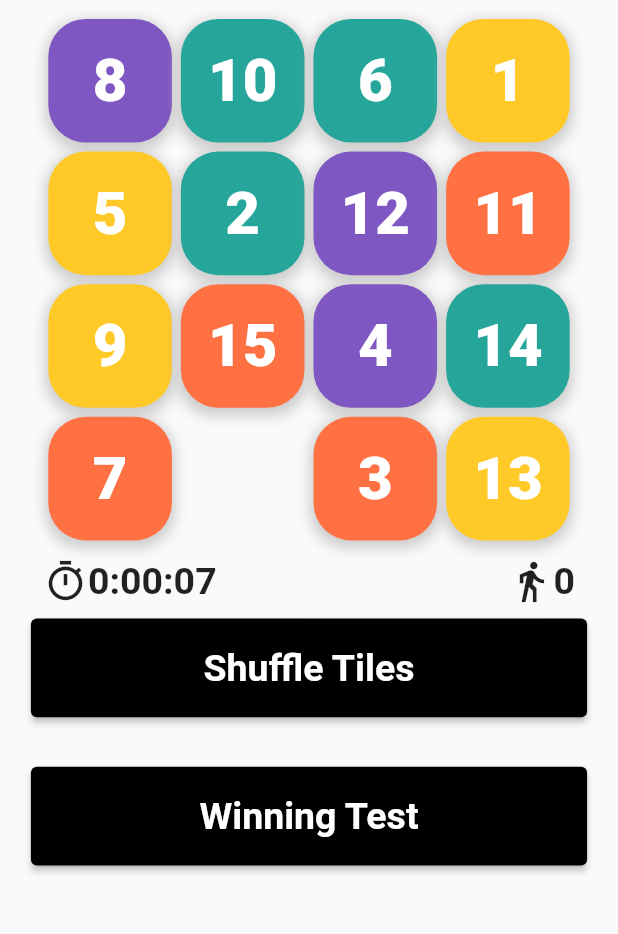
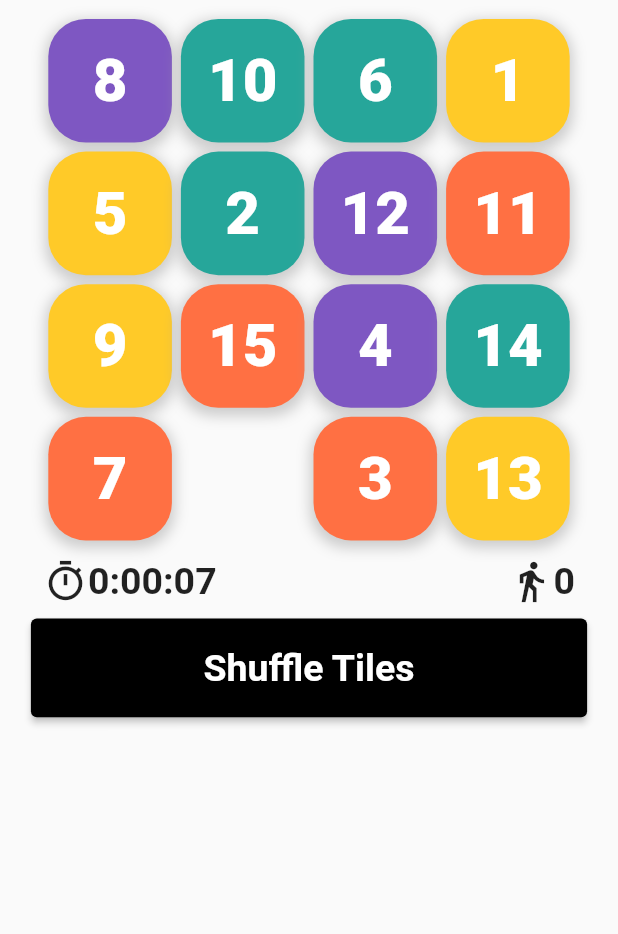
Before and after one commit to amrabdelhameeed/puzzle, a Flutter app: the screen it shows after launch, on a phone screen of 412 x 824 dp, the part 86-1020 px from its top. Run offline on Flutter 3.47's test engine with Material 2 defaults, Android fonts, the phone set to English and light mode, and no system bars; our stand-ins replace bloc, flutter_bloc, sqflite; accounts and stored records are empty.

Commit message:
animation added

```diff
--- a/lib/data/cubit/public_cubit.dart
+++ b/lib/data/cubit/public_cubit.dart
@@ -36,7 +36,7 @@ class PublicCubit extends Cubit<PublicState> {
 //fun to know if the user won or not
   void isListsEqual(List<TileModel> list) {
     int s = 0;
-    for (var i = 0; i < listOfTiles!.length; i++) {
+    for (int i = 0; i < listOfTiles!.length; i++) {
       if (i != list[i].id! - 1) {
         s = i;
       }
@@ -54,7 +54,6 @@ class PublicCubit extends Cubit<PublicState> {
             // if (seconds % 15 == 0) {
             //   pressSaveTiles();
             // }
-
             emit(PublicLoaded());
           })
         : {timer!.cancel(), seconds = 0, moves = 0};
--- a/lib/presentation/screens/home/home.dart
+++ b/lib/presentation/screens/home/home.dart
@@ -105,15 +105,7 @@ class Home extends StatelessWidget {
                           fontSize: 25,
                           text: "Shuffle Tiles",
                         )),
-                    MarginWidget(isVertical: true, dividedMargin: 25),
-                    CustomElevatedButton(
-                        onPressed: () {
-                          cubit.generateTilesforTest();
-                        },
-                        widget: const CustomTextWidget(
-                          fontSize: 25,
-                          text: "Winning Test",
-                        ))
+
                   ],
                 ),
               ),
--- a/lib/presentation/screens/home/widgets/snack_bar_score.dart
+++ b/lib/presentation/screens/home/widgets/snack_bar_score.dart
@@ -22,7 +22,7 @@ class SnackBarScore extends StatelessWidget {
   @override
   Widget build(BuildContext context) {
     return SizedBox(
-      height: size.height * 0.3,
+      height: size.height * 0.4,
       width: size.width,
       child: Column(
         children: [
@@ -48,7 +48,7 @@ class SnackBarScore extends StatelessWidget {
               },
               widget: Container(
                 width: double.infinity,
-                margin: EdgeInsets.symmetric(horizontal: 8),
+                margin: EdgeInsets.symmetric(horizontal: 2),
                 child: Text(
                   "Play Again",
                   textAlign: TextAlign.center,
--- a/lib/presentation/screens/home/widgets/tiles_container.dart
+++ b/lib/presentation/screens/home/widgets/tiles_container.dart
@@ -3,7 +3,7 @@ import 'package:puzzle_test_12_1_2022/constants/strings.dart';
 import 'package:puzzle_test_12_1_2022/data/cubit/public_cubit.dart';
 
 class TilesContainer extends StatelessWidget {
-  TilesContainer({Key? key, required this.cubit}) : super(key: key);
+  const TilesContainer({Key? key, required this.cubit}) : super(key: key);
   final PublicCubit cubit;
   @override
   Widget build(BuildContext context) {
@@ -15,8 +15,17 @@ class TilesContainer extends StatelessWidget {
               onTap: () {
                 cubit.replaceTilesAndVerifyWinOrNot(e.value);
               },
+              child: AnimatedSwitcher(
+                  duration: const Duration(milliseconds: 200),
+                  transitionBuilder: (child, animation) {
+                    return ScaleTransition(
+                      scale: animation,
+                      child: child,
+                    );
+                  },
                   child: e.value.id != 16
                       ? Container(
+                          key: ValueKey<int>(e.value.id!),
                           margin: const EdgeInsets.all(3),
                           decoration: BoxDecoration(
                               boxShadow: [
@@ -37,13 +46,15 @@ class TilesContainer extends StatelessWidget {
                               child: Text(
                             e.value.id.toString(),
                             style: textstyleTile,
+                            key: ValueKey<int>(e.value.id!),
                           )),
                         )
                       : Container(
+                          key: ValueKey<int>(e.value.id!),
                           margin: const EdgeInsets.all(3),
                           height: MediaQuery.of(context).size.height / 10,
                           width: MediaQuery.of(context).size.width / 5,
-                    )))
+                        ))))
           .toList(),
     );
   }
--- a/pubspec.yaml
+++ b/pubspec.yaml
@@ -31,6 +31,8 @@ dependencies:
   flutter:
     sdk: flutter
   flutter_bloc: ^8.0.1
+  flutter_reorderable_grid_view: ^1.1.5
+  #reorderable_grid_view: ^2.2.2
   sqflite: ^2.0.2
 
 dev_dependencies:
```
Also changed, not shown: pubspec.lock. Lines whose indentation alone changed are shown as unchanged.
